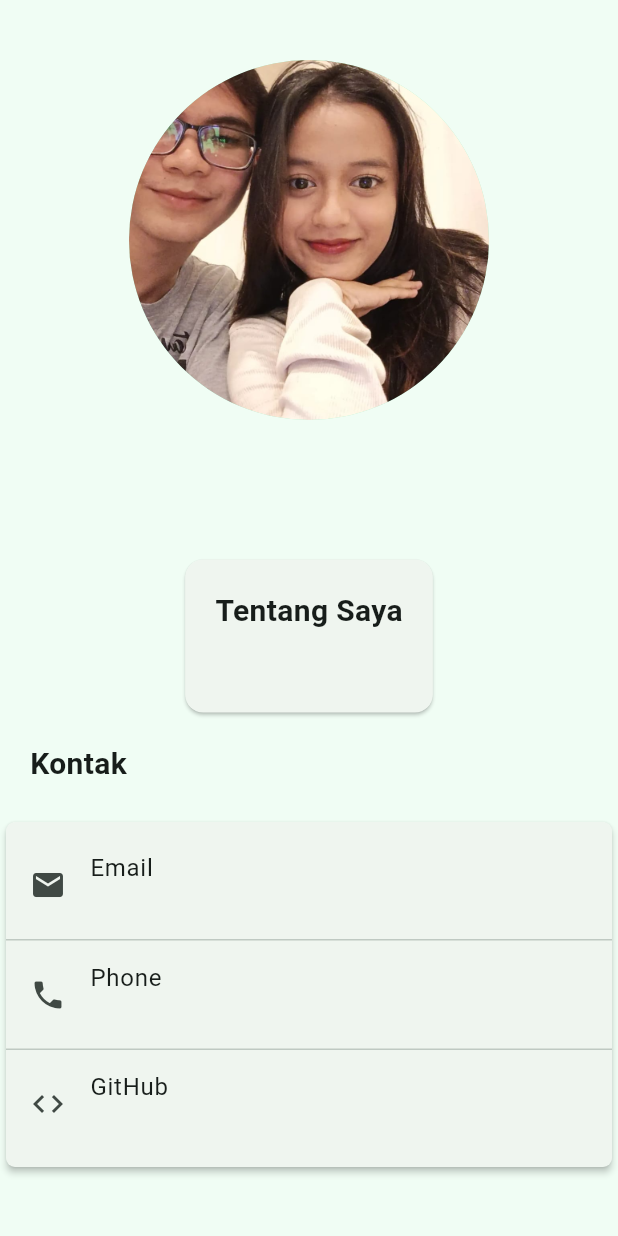
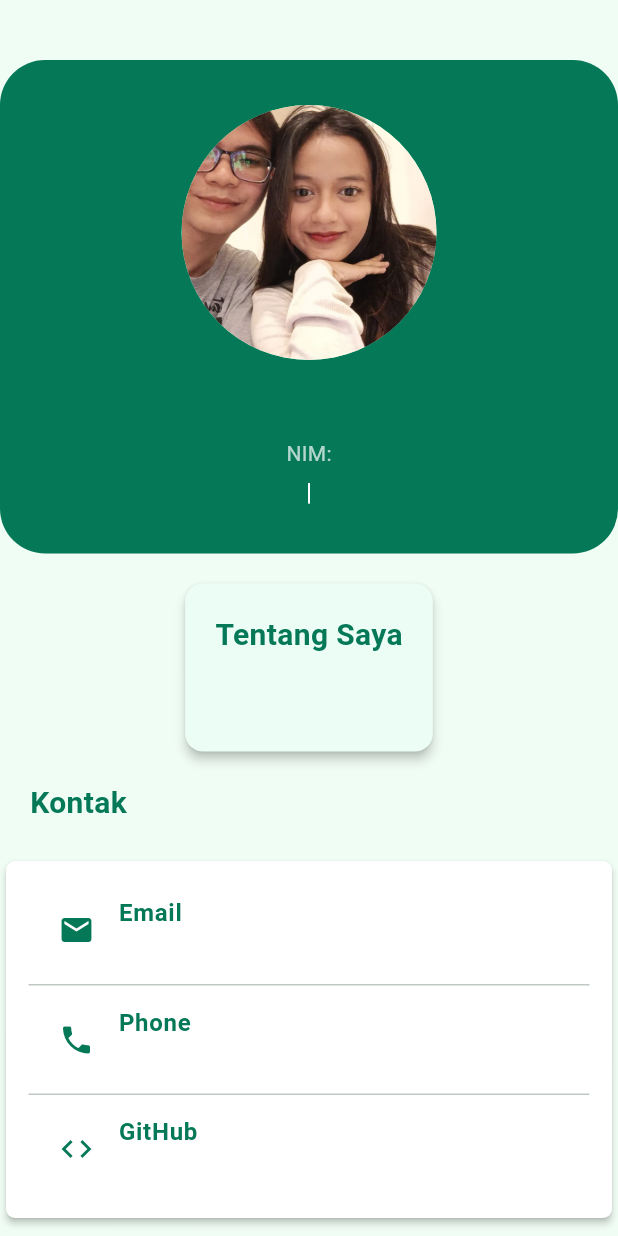
Before and after one commit to MaharaniCantik/uts-pml-1124160211, a Flutter app: the ProfilePage screen opened directly with empty values, on a phone screen of 412 x 824 dp. Run offline on Flutter 3.47's test engine with Material 3 defaults, Android fonts, the phone set to English and light mode, and no system bars.

Commit message:
update ui profile page

```diff
--- a/soal2_profile_app/lib/screens/profile_page.dart
+++ b/soal2_profile_app/lib/screens/profile_page.dart
@@ -8,24 +8,57 @@ class ProfilePage extends StatelessWidget {
   @override
   Widget build(BuildContext context) {
     return Scaffold(
+      backgroundColor: Color(0xFFF0FDF4),
       body: SingleChildScrollView(
         child: Padding(
           padding: EdgeInsets.only(top: 40, bottom: 30),
           child: Column(
             children: [
-              Center(
+              Container(
+                width: double.infinity,
+                padding: EdgeInsets.symmetric(vertical: 30),
+                decoration: BoxDecoration(
+                  color: Color(0xFF047857),
+                  borderRadius: BorderRadius.circular(30),
+                ),
+                child: Center(
                   child: Column(
                     children: [
                       CircleAvatar(
-                      radius: 120,
+                        radius: 85,
                         backgroundImage: AssetImage('assets/image/profile.png'),
                       ),
                       SizedBox(height: 10),
-                    Text(profile.nama),
-                    Text(profile.nim),
-                    Text(profile.prodi),
+                      Text(
+                        profile.nama,
+                        style: TextStyle(
+                          fontSize: 24,
+                          fontWeight: FontWeight.bold,
+                          color: Colors.white,
+                        ),
+                      ),
+                      SizedBox(height: 8),
+                      Text(
+                        'NIM:${profile.nim}',
+                        style: TextStyle(fontSize: 14, color: Colors.white70),
+                      ),
+                      SizedBox(height: 4),
+                      Text(
+                        '${profile.prodi} | ${profile.kelas}',
+                        style: TextStyle(
+                          fontSize: 16,
+                          fontWeight: FontWeight.w500,
+                          color: Colors.white,
+                        ),
+                      ),
+                    ],
+                  ),
+                ),
+              ),
               SizedBox(height: 20),
               Card(
+                color: Color(0xFFECFDF5),
+                elevation: 3,
                 margin: EdgeInsets.symmetric(horizontal: 25.0),
                 child: Padding(
                   padding: EdgeInsets.all(20),
@@ -37,18 +70,22 @@ class ProfilePage extends StatelessWidget {
                         style: TextStyle(
                           fontSize: 20,
                           fontWeight: FontWeight.bold,
+                          color: Color(0xFF047857),
                         ),
                       ),
-                            SizedBox(height: 10),
-                            Text(profile.bio, style: TextStyle(fontSize: 16)),
+                      SizedBox(height: 20),
+                      Text(
+                        profile.bio,
+                        style: TextStyle(
+                          fontSize: 16,
+                          color: Color(0xFF334155),
+                        ),
+                      ),
                     ],
                   ),
                 ),
               ),
-                    MyKontak(profile: profile)
-                  ],
-                ),
-              ),
+              MyKontak(profile: profile),
             ],
           ),
         ),
@@ -72,9 +109,18 @@ class InfoRow extends StatelessWidget {
   @override
   Widget build(BuildContext context) {
     return ListTile(
-      leading: Icon(icon),
-      title: Text(label),
-      subtitle: Text(value),
+      contentPadding: EdgeInsets.symmetric(horizontal: 20),
+      horizontalTitleGap: 16,
+      leading: Icon(icon, color: Color(0xFF047857)),
+      title: Text(
+        label,
+        style: TextStyle(color: Color(0xFF047857), fontWeight: FontWeight.w600),
+      ),
+      subtitle: Text(
+        value,
+        softWrap: true,
+        style: TextStyle(color: Color(0xFF334155)),
+      ),
     );
   }
 }
@@ -93,15 +139,20 @@ class MyKontak extends StatelessWidget {
           padding: EdgeInsets.all(20),
           child: Text(
             'Kontak',
-            style: TextStyle(fontSize: 20, fontWeight: FontWeight.bold),
+            style: TextStyle(
+              fontSize: 20,
+              fontWeight: FontWeight.bold,
+              color: Color(0xFF047857),
+            ),
           ),
         ),
 
         Card(
           elevation: 2,
+          color: Colors.white,
           shape: RoundedRectangleBorder(borderRadius: BorderRadius.circular(6)),
           child: Padding(
-            padding: EdgeInsets.symmetric(vertical: 6),
+            padding: EdgeInsets.symmetric(vertical: 10, horizontal: 15),
             child: Column(
               children: [
                 InfoRow(
```
Lines whose indentation alone changed are shown as unchanged.
